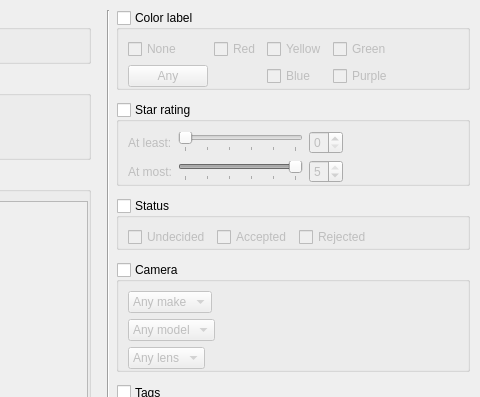
This is src/ui/FilterDialog.ui in wagenadl/photohoard as Qt 5 draws it before an edit; both pictures show x 263 to 743 and y 0 to 397 of the 743 by 707 pixel window. The edited form follows.
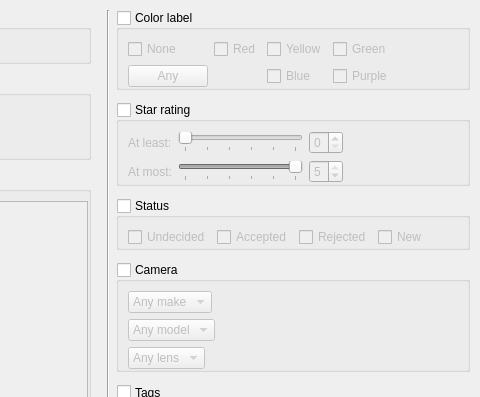
This is the edited form.

```diff
--- a/src/ui/FilterDialog.ui
+++ b/src/ui/FilterDialog.ui
@@ -476,6 +476,13 @@
               </property>
              </widget>
             </item>
+            <item>
+             <widget class="QCheckBox" name="sNew">
+              <property name="text">
+               <string>New</string>
+              </property>
+             </widget>
+            </item>
             <item>
              <spacer name="horizontalSpacer">
               <property name="orientation">
```
